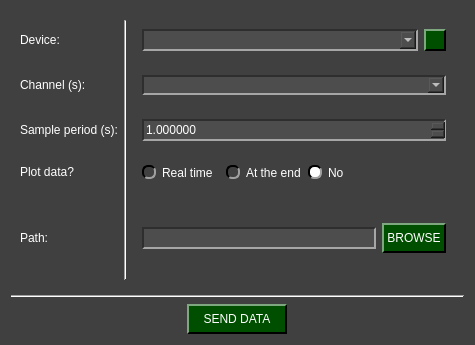
Before: the Qt Designer form pydaq/uis/PyDAQ_send_data_Arduino_widget.ui in viniciusfs14/pydaq, drawn with Qt 5.
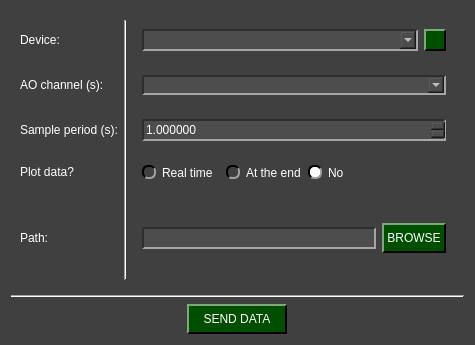
After: the same form once the commit is applied. Icons and pictures are not drawn.

Patch:
```diff
--- a/pydaq/uis/PyDAQ_send_data_Arduino_widget.ui
+++ b/pydaq/uis/PyDAQ_send_data_Arduino_widget.ui
@@ -467,7 +467,7 @@
       <item row="1" column="0">
        <widget class="QLabel" name="label_2">
         <property name="text">
-         <string>Channel (s):</string>
+         <string>AO channel (s):</string>
         </property>
        </widget>
       </item>
```
